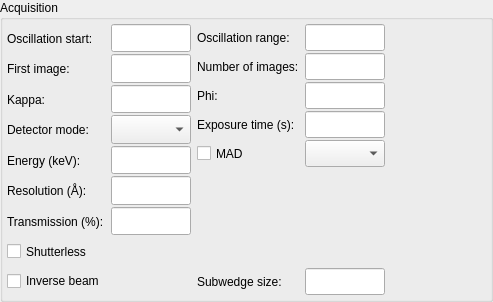
This is Bricks/widgets/ui_files/Qt4_acquisition_widget_vertical_layout.ui in mxcube/mxcubeqt as Qt 5 draws it before an edit. The edited form follows.
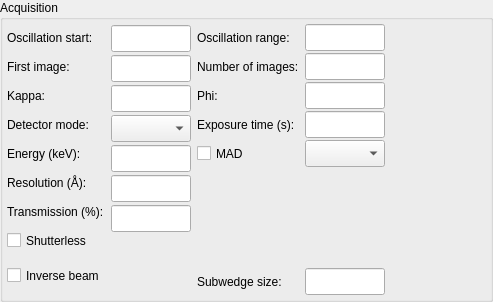
This is the edited form.

```diff
--- a/Bricks/widgets/ui_files/Qt4_acquisition_widget_vertical_layout.ui
+++ b/Bricks/widgets/ui_files/Qt4_acquisition_widget_vertical_layout.ui
@@ -85,7 +85,7 @@
               <property name="maximumSize">
                <size>
                 <width>1677215</width>
-                <height>16777215</height>
+                <height>27</height>
                </size>
               </property>
               <property name="text">
@@ -101,6 +101,12 @@
                 <height>27</height>
                </size>
               </property>
+              <property name="maximumSize">
+               <size>
+                <width>16777215</width>
+                <height>27</height>
+               </size>
+              </property>
               <property name="text">
                <string>First image:</string>
               </property>
@@ -117,6 +123,12 @@
                 <height>27</height>
                </size>
               </property>
+              <property name="maximumSize">
+               <size>
+                <width>16777215</width>
+                <height>27</height>
+               </size>
+              </property>
               <property name="text">
                <string>Kappa:</string>
               </property>
@@ -126,7 +138,10 @@
              </widget>
             </item>
             <item>
-             <widget class="QLabel" name="detector_mode_label">
+             <widget class="QLabel" name="detector_roi_mode_label">
+              <property name="enabled">
+               <bool>true</bool>
+              </property>
               <property name="sizePolicy">
                <sizepolicy hsizetype="Fixed" vsizetype="Preferred">
                 <horstretch>0</horstretch>
@@ -142,7 +157,7 @@
               <property name="maximumSize">
                <size>
                 <width>160</width>
-                <height>16777215</height>
+                <height>27</height>
                </size>
               </property>
               <property name="text">
@@ -161,6 +176,12 @@
                 <height>27</height>
                </size>
               </property>
+              <property name="maximumSize">
+               <size>
+                <width>16777215</width>
+                <height>27</height>
+               </size>
+              </property>
               <property name="text">
                <string>Energy (keV):</string>
               </property>
@@ -177,6 +198,12 @@
                 <height>27</height>
                </size>
               </property>
+              <property name="maximumSize">
+               <size>
+                <width>16777215</width>
+                <height>27</height>
+               </size>
+              </property>
               <property name="text">
                <string>Resolution (Å):</string>
               </property>
@@ -199,6 +226,12 @@
                 <height>27</height>
                </size>
               </property>
+              <property name="maximumSize">
+               <size>
+                <width>16777215</width>
+                <height>27</height>
+               </size>
+              </property>
               <property name="text">
                <string>Transmission (%):</string>
               </property>
@@ -260,13 +293,13 @@
               <property name="minimumSize">
                <size>
                 <width>80</width>
-                <height>0</height>
+                <height>27</height>
                </size>
               </property>
               <property name="maximumSize">
                <size>
                 <width>70</width>
-                <height>32767</height>
+                <height>27</height>
                </size>
               </property>
              </widget>
@@ -288,7 +321,7 @@
               <property name="maximumSize">
                <size>
                 <width>70</width>
-                <height>32767</height>
+                <height>27</height>
                </size>
               </property>
              </widget>
@@ -298,29 +331,32 @@
               <property name="minimumSize">
                <size>
                 <width>80</width>
-                <height>0</height>
+                <height>27</height>
                </size>
               </property>
               <property name="maximumSize">
                <size>
                 <width>80</width>
-                <height>32767</height>
+                <height>27</height>
                </size>
               </property>
              </widget>
             </item>
             <item>
-             <widget class="QComboBox" name="detector_mode_combo">
+             <widget class="QComboBox" name="detector_roi_mode_combo">
+              <property name="enabled">
+               <bool>true</bool>
+              </property>
               <property name="minimumSize">
                <size>
                 <width>80</width>
-                <height>0</height>
+                <height>27</height>
                </size>
               </property>
               <property name="maximumSize">
                <size>
                 <width>70</width>
-                <height>32767</height>
+                <height>27</height>
                </size>
               </property>
               <property name="toolTip">
@@ -333,13 +369,13 @@
               <property name="minimumSize">
                <size>
                 <width>80</width>
-                <height>0</height>
+                <height>27</height>
                </size>
               </property>
               <property name="maximumSize">
                <size>
                 <width>70</width>
-                <height>32767</height>
+                <height>27</height>
                </size>
               </property>
              </widget>
@@ -349,13 +385,13 @@
               <property name="minimumSize">
                <size>
                 <width>80</width>
-                <height>0</height>
+                <height>27</height>
                </size>
               </property>
               <property name="maximumSize">
                <size>
                 <width>70</width>
-                <height>32767</height>
+                <height>27</height>
                </size>
               </property>
              </widget>
@@ -365,13 +401,13 @@
               <property name="minimumSize">
                <size>
                 <width>80</width>
-                <height>0</height>
+                <height>27</height>
                </size>
               </property>
               <property name="maximumSize">
                <size>
                 <width>70</width>
-                <height>32767</height>
+                <height>27</height>
                </size>
               </property>
              </widget>
```
